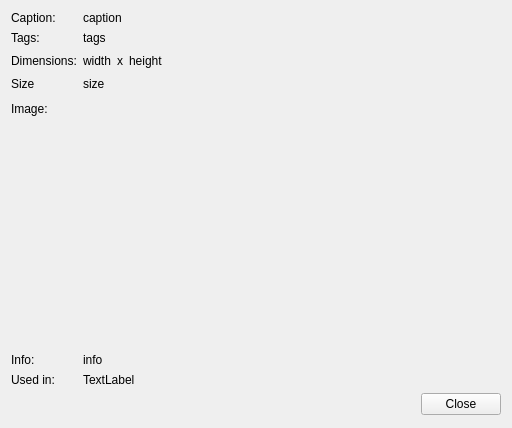
This is qt/apps/configurator/forms/picture_show.ui in Wolframe/qtClient as Qt 5 draws it before an edit. The edited form follows.
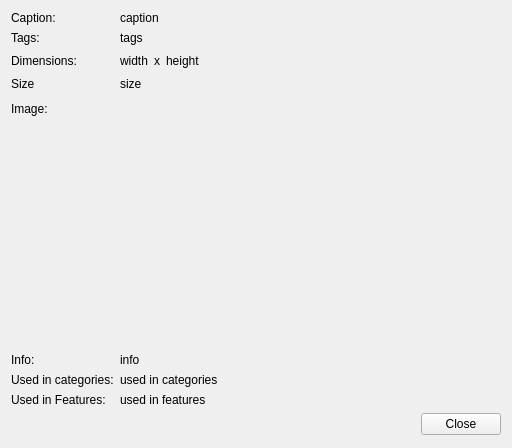
This is the edited form.

Commit message: added reverse lookup in pictures for "used in"

The edit to the form file:
```diff
--- a/qt/apps/configurator/forms/picture_show.ui
+++ b/qt/apps/configurator/forms/picture_show.ui
@@ -7,7 +7,7 @@
     <x>0</x>
     <y>0</y>
     <width>512</width>
-    <height>428</height>
+    <height>448</height>
    </rect>
   </property>
   <property name="windowTitle">
@@ -111,7 +111,7 @@
      </property>
     </widget>
    </item>
-   <item row="10" column="1">
+   <item row="12" column="1">
     <layout class="QHBoxLayout" name="horizontalLayout">
      <item>
       <spacer name="horizontalSpacer">
@@ -187,17 +187,31 @@
      </property>
     </widget>
    </item>
-   <item row="9" column="0">
+   <item row="10" column="0">
     <widget class="QLabel" name="label_used">
      <property name="text">
-      <string>Used in:</string>
+      <string>Used in categories:</string>
      </property>
     </widget>
    </item>
-   <item row="9" column="1">
+   <item row="10" column="1">
     <widget class="QLabel" name="used_categories">
      <property name="text">
-      <string>TextLabel</string>
+      <string>used in categories</string>
+     </property>
+    </widget>
+   </item>
+   <item row="11" column="1">
+    <widget class="QLabel" name="used_features">
+     <property name="text">
+      <string>used in features</string>
+     </property>
+    </widget>
+   </item>
+   <item row="11" column="0">
+    <widget class="QLabel" name="label_used_in_featuers">
+     <property name="text">
+      <string>Used in Features:</string>
      </property>
     </widget>
    </item>
```
The commit also changes 1 other file.
